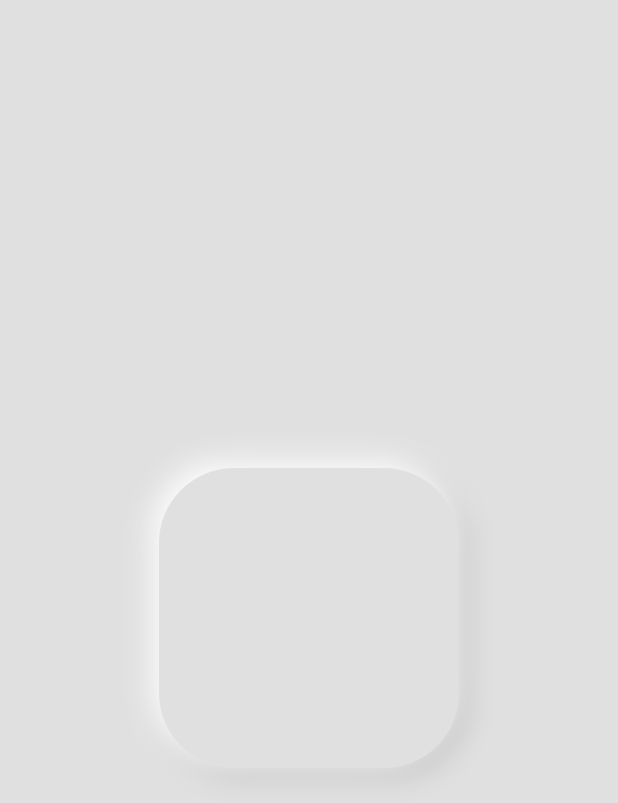
After one commit to Sanchitpoudel/MathGame, a Flutter app: the Button screen opened directly, on a phone screen of 412 x 824 dp. The commit adds this screen. Shown: the top 803 px of the screen. Run offline on Flutter 3.47's test engine with Material 2 defaults, Android fonts, the phone set to English and light mode, and no system bars; our stand-ins replace google_fonts.

Commit message:
Project done till now

```diff
--- a/lib/main.dart
+++ b/lib/main.dart
@@ -1,4 +1,5 @@
 import 'package:flutter/material.dart';
+import 'package:mathgame/test.dart';
 
 import 'homepage.dart';
 
--- /dev/null
+++ b/lib/test.dart
@@ -0,0 +1,73 @@
+import 'package:flutter/material.dart';
+
+class Button extends StatefulWidget {
+  Button({super.key});
+
+  @override
+  State<Button> createState() => _ButtonState();
+}
+
+bool _isElevated = true;
+
+class _ButtonState extends State<Button> {
+  onTap() {
+    setState(() {
+      _isElevated = !_isElevated;
+    });
+  }
+
+  double ht = 40;
+
+  double wd = 80;
+  var color1 = Colors.deepPurple;
+
+  @override
+  Widget build(BuildContext context) {
+    return Scaffold(
+      backgroundColor: Colors.grey[300],
+      body: Center(
+        child: Column(
+          mainAxisAlignment: MainAxisAlignment.spaceEvenly,
+          children: [
+            GestureDetector(
+              onTap: onTap,
+              child: AnimatedContainer(
+                duration: Duration(milliseconds: 200),
+                height: 200,
+                width: 200,
+                decoration: BoxDecoration(
+                    color: Colors.grey[300],
+                    borderRadius: BorderRadius.circular(50),
+                    boxShadow: _isElevated
+                        ? [
+                            BoxShadow(
+                                color: Colors.grey[400]!,
+                                offset: Offset(4, 4),
+                                blurRadius: 15,
+                                spreadRadius: 1),
+                            BoxShadow(
+                                color: Colors.white,
+                                offset: Offset(-4, -4),
+                                blurRadius: 15,
+                                spreadRadius: 1)
+                          ]
+                        : [
+                            BoxShadow(
+                                color: Color.fromARGB(255, 216, 202, 202),
+                                offset: Offset(4, 4),
+                                blurRadius: 15,
+                                spreadRadius: 1),
+                            BoxShadow(
+                                color: Colors.white,
+                                offset: Offset(-4, -4),
+                                blurRadius: 15,
+                                spreadRadius: 1)
+                          ]),
+              ),
+            ),
+          ],
+        ),
+      ),
+    );
+  }
+}
--- a/lib/util/number_key.dart
+++ b/lib/util/number_key.dart
@@ -10,7 +10,7 @@ class NumberKey extends StatelessWidget {
     required this.onTap,
   }):super(key: key);
 
-  var buttonColor = Colors.deepPurple[600];
+  var buttonColor = Colors.deepPurple[800];
 
   @override
   Widget build(BuildContext context) {
@@ -25,7 +25,9 @@ class NumberKey extends StatelessWidget {
       padding: const EdgeInsets.all(4.0),
       child: GestureDetector(
         onTap: onTap,
-        child: Container(
+
+        child: AnimatedContainer(
+          duration: Duration(),
           decoration: BoxDecoration(
             color: buttonColor,
             borderRadius: BorderRadius.circular(8),
```
Also changed, not shown: lib/homepage.dart (+62 -35 lines), lib/util/result_message.dart (added, +45 -0 lines), pubspec.yaml (+7 -6 lines), fonts/Montserrat-VariableFont_wght.ttf (added), pubspec.lock, 1 other file.
